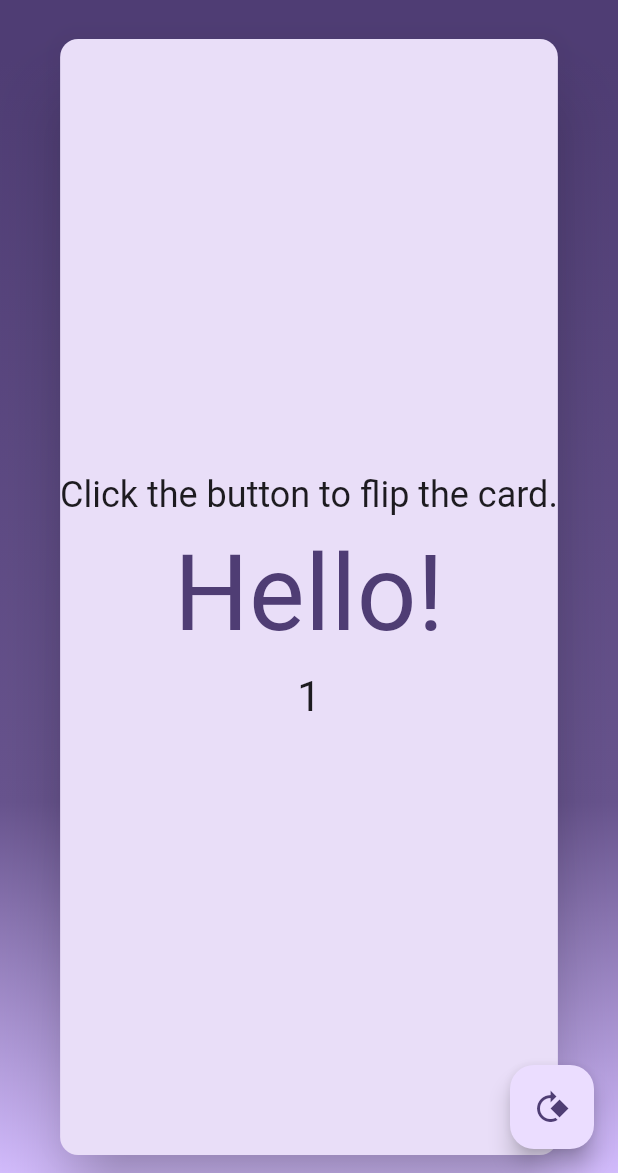
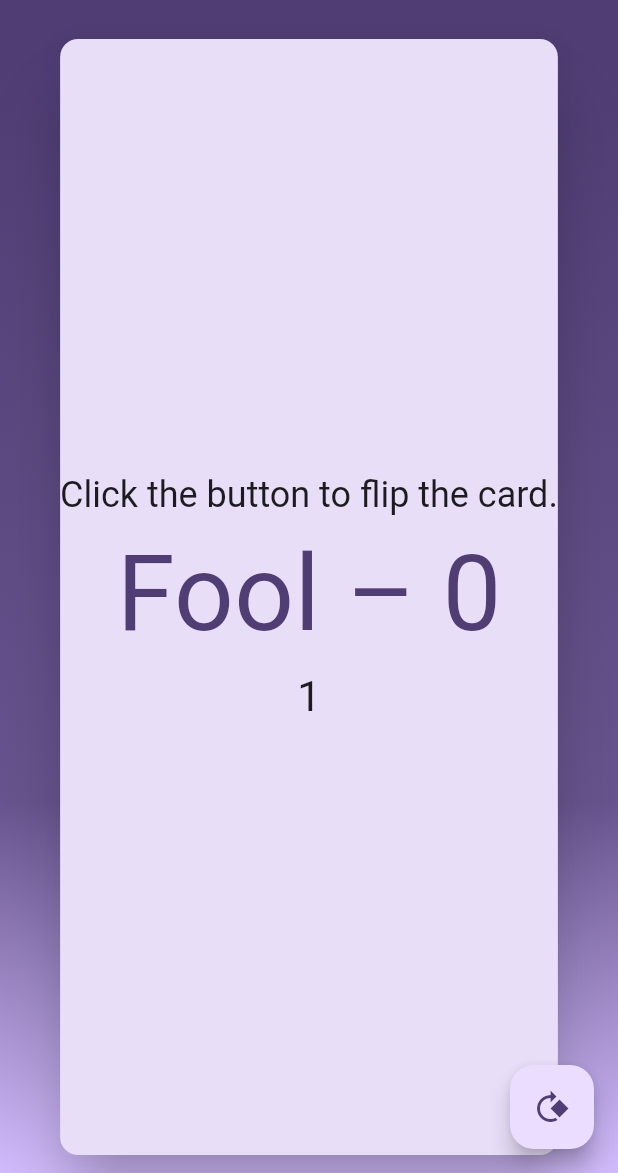
Before and after one commit to definitelynotpia/flutter-Tarots, a Flutter app: the screen it shows after launch, after a tap on the "rotate 90 degrees cw" icon, on a phone screen of 412 x 824 dp, the part 63-1236 px from its top. Run offline on Flutter 3.47's test engine with Material 3 defaults, Android fonts, the phone set to English and light mode, and no system bars.

Commit message:
Card randomizer

```diff
--- a/lib/main.dart
+++ b/lib/main.dart
@@ -1,4 +1,6 @@
 import 'package:flutter/material.dart';
+import 'dart:math';
+import './tarotcontent.dart';
 
 void main() {
   runApp(const MainApp());
@@ -33,9 +35,15 @@ class _HomePageState extends State<HomePage> {
   bool _isFlipped = false;
   int _timesFlipped = 0;
   String _cardTitle = "";
+  //String _cardMeaning = ""; - add later
   // color
   Color _cardColor = Colors.purple;
   Color _cardTitleColor = Colors.black;
+
+  void _getCard(){
+    int cardnum = Random().nextInt(tarotdeck.length);
+    _cardTitle = tarotdeck[cardnum]['title'];
+  }
 
   void _flipCard(context) {
     setState(() {
@@ -51,7 +59,8 @@ class _HomePageState extends State<HomePage> {
         // change card design
         _cardColor = Theme.of(context).colorScheme.secondaryContainer;
         _cardTitleColor = Theme.of(context).colorScheme.onPrimaryContainer;
-        _cardTitle = "Hello!";
+        _getCard();
+        //_cardTitle = "Hello!";
         // set card state
         _isFlipped = true;
       }
--- /dev/null
+++ b/lib/tarotcontent.dart
@@ -0,0 +1,18 @@
+const List tarotdeck = [
+  {
+    'title':"Fool – 0",
+    "image":"",
+    "meaning":"Fool Meaning"
+  },{
+    'title':"Fool Reversed– 0",
+    "meaning":"Fool Reversed Meaning"
+  },
+  {
+    'title':"Magician – I",
+    "meaning":"Magician Meaning"
+  },
+  {
+    'title':"Magician Reversed – I",
+    "meaning":"Magician Reversed Meaning"
+  }
+];
```
